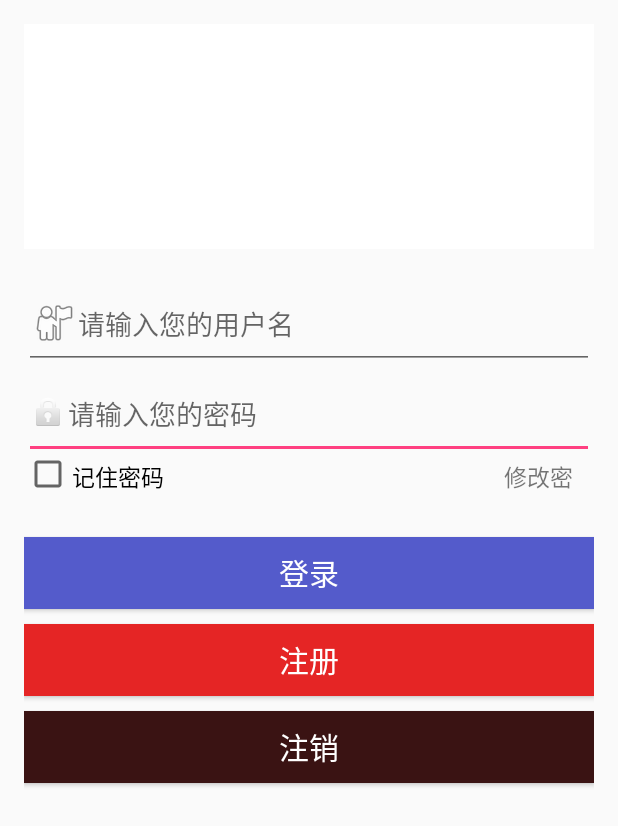
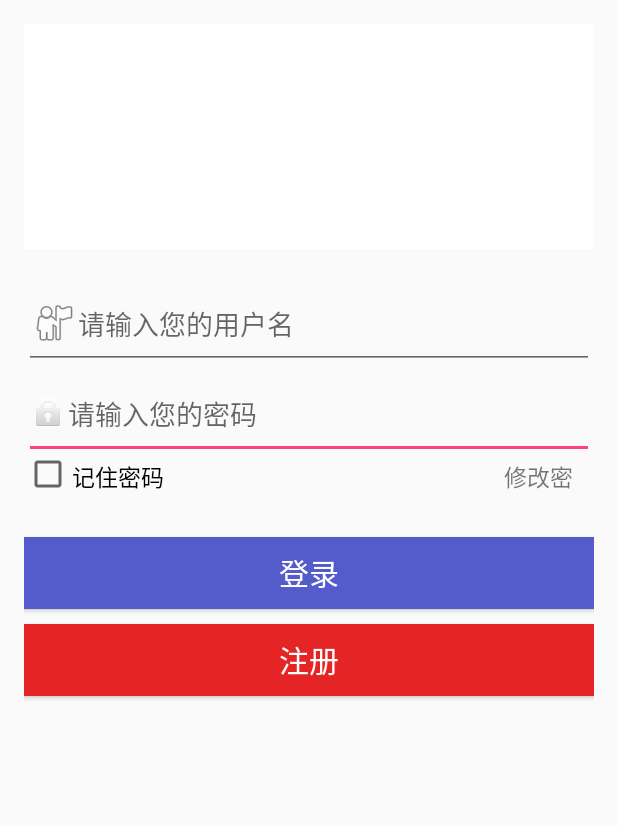
Before and after one commit to chj-endpoint/HCSS, an Android app: the layout login.xml on its own in the app's theme, with its tools: preview values and no code run, on a phone screen of 412 x 824 dp. Shown: the top 826 px of the screen. Run offline under Robolectric (Android 15) with nearby library versions, the phone set to English and light mode, and no system bars.

Commit message:
修改启动activity

```diff
--- a/app/src/main/AndroidManifest.xml
+++ b/app/src/main/AndroidManifest.xml
@@ -10,7 +10,7 @@
         android:supportsRtl="true"
         android:theme="@style/AppTheme">
         <activity
-            android:name=".MainActivity"
+            android:name=".Login"
             android:label="@string/app_name"
             android:theme="@style/AppTheme">
             <intent-filter>
--- a/app/src/main/res/layout/login.xml
+++ b/app/src/main/res/layout/login.xml
@@ -20,10 +20,9 @@
             android:layout_height="wrap_content"
             android:text="注册"
             android:id="@+id/login_btn_register"
-            android:onClick="resetpwd"
             android:textColor="#ffffff"
             android:background="#e52525"
-            android:textSize="20dp"
+            android:textSize="20sp"
             android:layout_below="@+id/login_btn_login"
             android:layout_alignParentLeft="true"
             android:layout_alignParentStart="true"
@@ -34,9 +33,8 @@
             android:layout_height="wrap_content"
             android:text="登录"
             android:id="@+id/login_btn_login"
-            android:onClick="finish_login"
             android:background="#545bcb"
-            android:textSize="20dp"
+            android:textSize="20sp"
             android:textColor="#ffffff"
             android:layout_below="@+id/login_edit_pwd"
             android:layout_alignParentLeft="true"
@@ -53,7 +51,8 @@
             android:layout_alignParentStart="true"
             android:layout_alignParentTop="true"
             android:layout_alignWithParentIfMissing="false"
-            android:background="#ffffff" />
+            android:background="#ffffff"
+            android:contentDescription="TODO" />
 
         <EditText
             android:layout_width="400dp"
@@ -65,7 +64,8 @@
             android:hint="请输入您的密码"
             android:layout_below="@+id/login_edit_account"
             android:layout_alignParentLeft="true"
-            android:layout_alignParentStart="true" />
+            android:layout_alignParentStart="true"
+            android:drawableStart="@android:drawable/ic_lock_idle_lock" />
 
         <EditText
             android:layout_width="400dp"
@@ -80,6 +80,7 @@
             android:layout_marginTop="20dp" />
 
         <Button
+            android:visibility="invisible"
             android:layout_width="fill_parent"
             android:layout_height="wrap_content"
             android:text="注销"
--- a/app/src/main/res/values/strings.xml
+++ b/app/src/main/res/values/strings.xml
@@ -1,7 +1,7 @@
 <resources xmlns:xliff="urn:oasis:names:tc:xliff:document:1.2">>
     <string name="hint_operator_name">你好</string>
     <string name="hello">Hello World, Date!</string>
-    <string name="app_name">PM2.5_V1.2</string>
+    <string name="app_name">HCSS</string>
     <string name="strInputAccHint">输入帐号</string>
     <string name="strAccInputLabel">帐号</string>
     <string name="strPswInputLabel">密码</string>
--- /dev/null
+++ b/settings.gradle
@@ -0,0 +1 @@
+include ':app'
```
Also changed, not shown: app/src/main/java/com/chx/hcss/UserDataManager.java (+9 -9 lines), app/src/main/res/layout/resetpwd.xml (+4 -5 lines), build.gradle (added, +27 -0 lines), gradle.properties (added, +17 -0 lines), gradle/wrapper/gradle-wrapper.properties (added), 4 other files.
